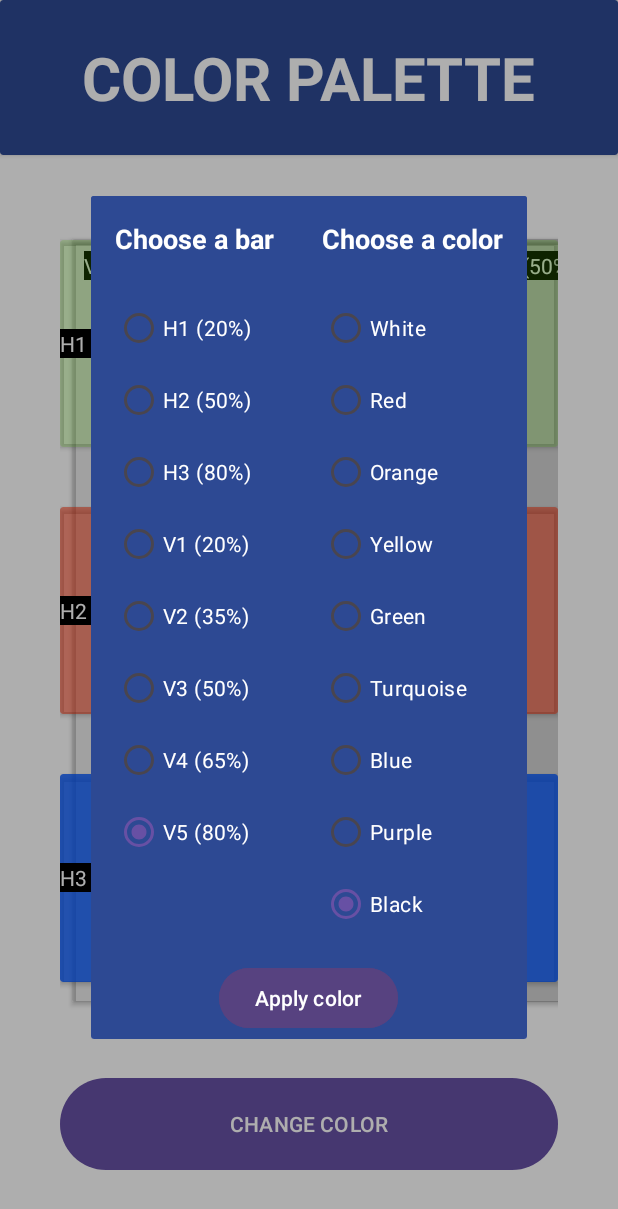
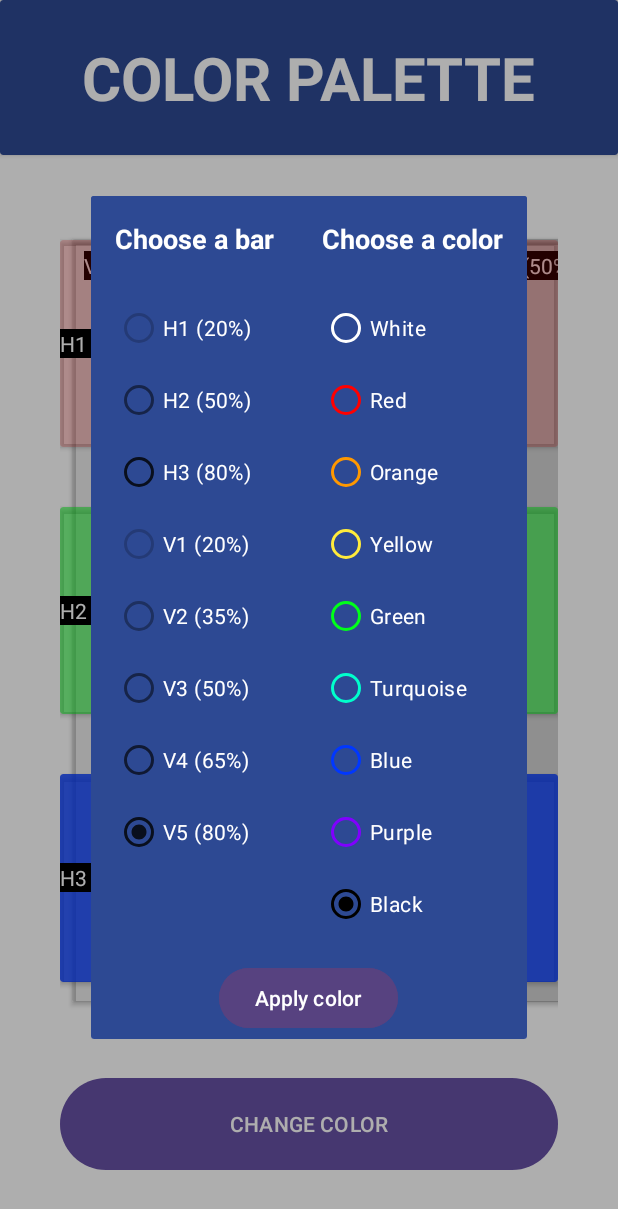
Before and after one commit to KaylR0/Actividades1PMDM, an Android app: the ColorPalette screen opened directly, with no data from a screen before it, after a tap on "CHANGE COLOR", on a phone screen of 412 x 824 dp. Shown: the top 1209 px of the screen. Run offline under Robolectric (Android 15) with nearby library versions, the phone set to English and light mode, and no system bars.

Commit message:
Ya cambian los colores pero sin tener en cuenta la opacidad.

```diff
--- a/app/src/main/java/com/kaylr/chat/MenuActivity.kt
+++ b/app/src/main/java/com/kaylr/chat/MenuActivity.kt
@@ -6,6 +6,7 @@ import android.os.Bundle
 import android.widget.Button
 import com.kaylr.chat.colorPalette.ColorPalette
 import com.kaylr.chat.boardGamesApp.BoardgameActivity
+import recyclerViewSimple.RvSimple
 
 class MenuActivity : AppCompatActivity() {
     override fun onCreate(savedInstanceState: Bundle?) {
@@ -22,6 +23,8 @@ class MenuActivity : AppCompatActivity() {
         btnBoardgame.setOnClickListener {navigateToBoardgame()}
         val btnColorPalette = findViewById<Button>(R.id.btnColorPalette)
         btnColorPalette.setOnClickListener{ navigateToColorPalette() }
+        val btnRvSimple = findViewById<Button>(R.id.btnRvSimple)
+        btnRvSimple.setOnClickListener{ navigateToRvSimple() }
     }
     private fun navigateToHelloApp(){
         val intent = Intent(this, HelloActivity::class.java)
@@ -45,5 +48,8 @@ class MenuActivity : AppCompatActivity() {
     private fun navigateToColorPalette(){
         val intent = Intent(this, ColorPalette::class.java)
         startActivity(intent)
+    }private fun navigateToRvSimple(){
+        val intent = Intent(this, RvSimple::class.java)
+        startActivity(intent)
     }
 }
--- /dev/null
+++ b/app/src/main/java/recyclerViewSimple/TextoEjemplo.kt
@@ -0,0 +1,3 @@
+package recyclerViewSimple
+
+data class TextoEjemplo (val texto: String, val colorTexto: Int)
--- a/app/src/main/res/layout/activity_color_palette.xml
+++ b/app/src/main/res/layout/activity_color_palette.xml
@@ -50,7 +50,7 @@
             android:layout_width="match_parent"
             android:layout_height="0dp"
             android:layout_weight="1"
-            app:cardBackgroundColor="@color/h_color1_20"
+            app:cardBackgroundColor="@color/red20"
             android:layout_marginVertical="20dp"
             ><TextView
                 android:layout_width="wrap_content"
@@ -68,7 +68,7 @@
             android:layout_width="match_parent"
             android:layout_height="0dp"
             android:layout_weight="1"
-            app:cardBackgroundColor="@color/h_color2_50"
+            app:cardBackgroundColor="@color/green50"
             android:layout_marginVertical="20dp"
             ><TextView
                 android:layout_width="wrap_content"
@@ -86,7 +86,7 @@
             android:layout_width="match_parent"
             android:layout_height="0dp"
             android:layout_weight="1"
-            app:cardBackgroundColor="@color/h_color3_80"
+            app:cardBackgroundColor="@color/blue80"
             android:layout_marginVertical="20dp"
             ><TextView
                 android:layout_width="wrap_content"
--- a/app/src/main/res/layout/dialog_color_palette.xml
+++ b/app/src/main/res/layout/dialog_color_palette.xml
@@ -1,8 +1,8 @@
 <?xml version="1.0" encoding="utf-8"?>
-<FrameLayout
-    xmlns:android="http://schemas.android.com/apk/res/android"
+<FrameLayout xmlns:android="http://schemas.android.com/apk/res/android"
     android:layout_width="wrap_content"
     android:layout_height="wrap_content"
+    xmlns:app="http://schemas.android.com/apk/res-auto"
     android:background="@color/bgapp_background_app">
 <LinearLayout
     android:layout_width="wrap_content"
@@ -33,7 +33,7 @@
             android:id="@+id/rbH1"
             android:layout_width="match_parent"
             android:layout_height="wrap_content"
-            android:buttonTint="#33000000"
+            app:buttonTint="@color/black20"
             android:checked="false"
             android:text="@string/h1_20"
             android:textColor="@color/white" />
@@ -41,7 +41,7 @@
             android:id="@+id/rbH2"
             android:layout_width="match_parent"
             android:layout_height="wrap_content"
-            android:buttonTint="#80000000"
+            app:buttonTint="@color/black50"
             android:checked="false"
             android:text="@string/h2_50"
             android:textColor="@color/white" />
@@ -49,7 +49,7 @@
             android:id="@+id/rbH3"
             android:layout_width="match_parent"
             android:layout_height="wrap_content"
-            android:buttonTint="#CC000000"
+            app:buttonTint="@color/black80"
             android:checked="false"
             android:text="@string/h3_80"
             android:textColor="@color/white" />
@@ -57,7 +57,7 @@
             android:id="@+id/rbV1"
             android:layout_width="match_parent"
             android:layout_height="wrap_content"
-            android:buttonTint="#33000000"
+            app:buttonTint="@color/black20"
             android:checked="false"
             android:text="@string/v1_20"
             android:textColor="@color/white" />
@@ -65,7 +65,7 @@
             android:id="@+id/rbV2"
             android:layout_width="match_parent"
             android:layout_height="wrap_content"
-            android:buttonTint="#59000000"
+            app:buttonTint="@color/black35"
             android:checked="false"
             android:text="@string/v2_35"
             android:textColor="@color/white" />
@@ -73,7 +73,7 @@
             android:id="@+id/rbV3"
             android:layout_width="match_parent"
             android:layout_height="wrap_content"
-            android:buttonTint="#80000000"
+            app:buttonTint="@color/black50"
             android:checked="false"
             android:text="@string/v3_50"
             android:textColor="@color/white" />
@@ -81,7 +81,7 @@
             android:id="@+id/rbV4"
             android:layout_width="match_parent"
             android:layout_height="wrap_content"
-            android:buttonTint="#A6000000"
+            app:buttonTint="@color/black65"
             android:checked="false"
             android:text="@string/v4_65"
             android:textColor="@color/white" />
@@ -89,7 +89,7 @@
             android:id="@+id/rbV5"
             android:layout_width="match_parent"
             android:layout_height="wrap_content"
-            android:buttonTint="#CC000000"
+            app:buttonTint="@color/black80"
             android:checked="true"
             android:text="@string/v5_80"
             android:textColor="@color/white" />
@@ -121,7 +121,7 @@
                 android:id="@+id/rbWhite"
                 android:layout_width="match_parent"
                 android:layout_height="wrap_content"
-                android:buttonTint="@color/white"
+                app:buttonTint="@color/white"
                 android:checked="false"
                 android:text="@string/white"
                 android:textColor="@color/white" />
@@ -129,7 +129,7 @@
                 android:id="@+id/rbRed"
                 android:layout_width="match_parent"
                 android:layout_height="wrap_content"
-                android:buttonTint="@color/red"
+                app:buttonTint="@color/red"
                 android:checked="false"
                 android:text="@string/red"
                 android:textColor="@color/white" />
@@ -137,7 +137,7 @@
                 android:id="@+id/rbOrange"
                 android:layout_width="match_parent"
                 android:layout_height="wrap_content"
-                android:buttonTint="@color/orange"
+                app:buttonTint="@color/orange"
                 android:checked="false"
                 android:text="@string/orange"
                 android:textColor="@color/white" />
@@ -145,7 +145,7 @@
                 android:id="@+id/rbYellow"
                 android:layout_width="match_parent"
                 android:layout_height="wrap_content"
-                android:buttonTint="@color/yellow"
+                app:buttonTint="@color/yellow"
                 android:checked="false"
                 android:text="@string/yellow"
                 android:textColor="@color/white" />
@@ -153,7 +153,7 @@
                 android:id="@+id/rbGreen"
                 android:layout_width="match_parent"
                 android:layout_height="wrap_content"
-                android:buttonTint="@color/green"
+                app:buttonTint="@color/green"
                 android:checked="false"
                 android:text="@string/green"
                 android:textColor="@color/white" />
@@ -161,7 +161,7 @@
                 android:id="@+id/rbTurquoise"
                 android:layout_width="match_parent"
                 android:layout_height="wrap_content"
-                android:buttonTint="@color/turquoise"
+                app:buttonTint="@color/turquoise"
                 android:checked="false"
                 android:text="@string/turquoise"
                 android:textColor="@color/white" />
@@ -169,7 +169,7 @@
                 android:id="@+id/rbBlue"
                 android:layout_width="match_parent"
                 android:layout_height="wrap_content"
-                android:buttonTint="@color/blue"
+                app:buttonTint="@color/blue"
                 android:checked="false"
                 android:text="@string/blue"
                 android:textColor="@color/white" />
@@ -177,7 +177,7 @@
                 android:id="@+id/rbPurple"
                 android:layout_width="match_parent"
                 android:layout_height="wrap_content"
-                android:buttonTint="@color/purple"
+                app:buttonTint="@color/purple"
                 android:checked="false"
                 android:text="@string/purple"
                 android:textColor="@color/white" />
@@ -185,7 +185,7 @@
                 android:id="@+id/rbBlack"
                 android:layout_width="match_parent"
                 android:layout_height="wrap_content"
-                android:buttonTint="@color/black"
+                app:buttonTint="@color/black"
                 android:checked="true"
                 android:text="@string/black"
                 android:textColor="@color/white" />
--- a/app/src/main/res/layout/item_vertical_color.xml
+++ b/app/src/main/res/layout/item_vertical_color.xml
@@ -5,7 +5,7 @@
     android:id="@+id/viewContainerVerticalColor"
     android:layout_width="120dp"
     android:layout_height="match_parent"
-    app:cardBackgroundColor="@color/v_color1_20"
+    app:cardBackgroundColor="@color/red20"
     android:layout_marginHorizontal="8dp"
     android:layout_marginVertical="16dp">
     <LinearLayout
--- a/app/src/main/res/values/colors.xml
+++ b/app/src/main/res/values/colors.xml
@@ -33,7 +33,7 @@
     <color name="bgapp_lcg_category">#4CAF50</color>
     <color name="bgapp_cooperative_category">#D016F1</color>
     <color name="bgapp_legacy_category">#EDF351</color>
-
+    <!--
     <color name="v_color1_20">#33FFD500</color>
     <color name="v_color2_35">#59FF2700</color>
     <color name="v_color3_50">#8043FF00</color>
@@ -43,7 +43,7 @@
     <color name="h_color1_20">#3363FF00</color>
     <color name="h_color2_50">#80FF2800</color>
     <color name="h_color3_80">#CC0055FF</color>
-
+-->
     <color name="red">#FF0000</color>
     <color name="orange">#FF9800</color>
     <color name="yellow">#FFEB3B</color>
```
Also changed, not shown: app/src/main/AndroidManifest.xml (+7 -2 lines), app/src/main/java/recyclerViewSimple/EjemploAdapter.kt (added, +22 -0 lines), app/src/main/java/recyclerViewSimple/EjemploViewHolder.kt (added, +16 -0 lines), app/src/main/java/recyclerViewSimple/RvSimple.kt (added, +37 -0 lines), app/src/main/res/layout/activity_menu.xml (+8 -0 lines), app/src/main/res/layout/activity_rv_simple.xml (added, +17 -0 lines), app/src/main/res/layout/item_ejemplo.xml (added, +11 -0 lines).
